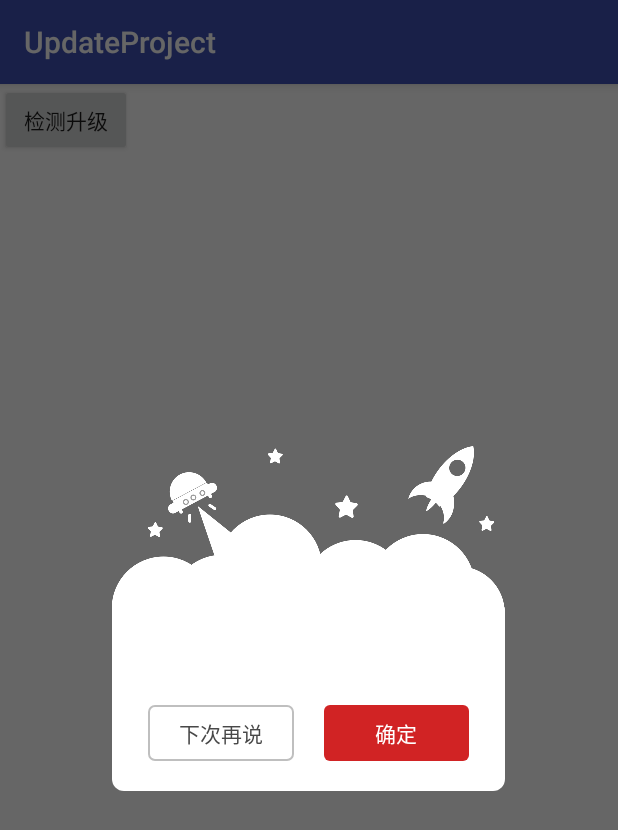
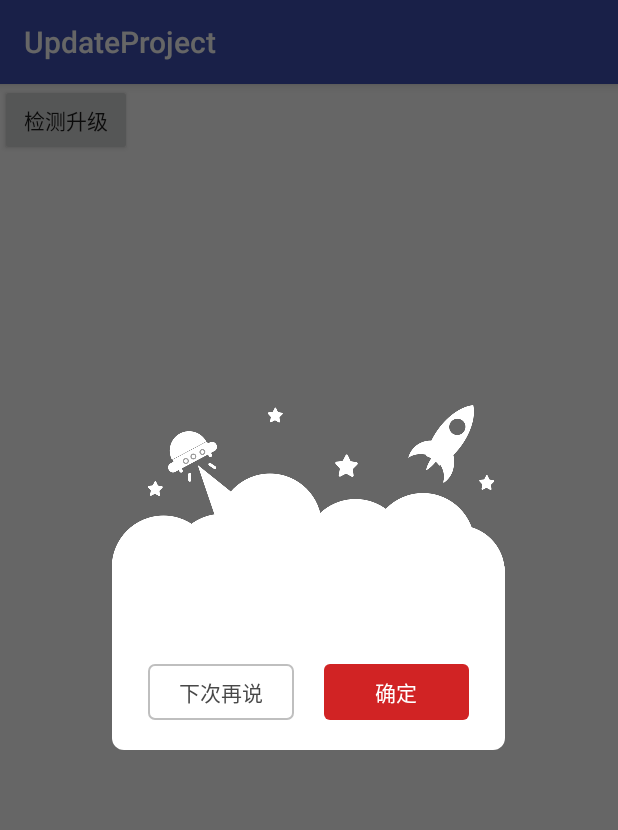
Before and after one commit to Ares2018/common-update-project, an Android app: the fragment UpdateDialogFragment placed in its activity, on a phone screen of 412 x 824 dp. Shown: the top 830 px of the screen. Run offline under Robolectric (Android 15) with nearby library versions, the phone set to English and light mode, and no system bars.

```diff
--- a/update/src/main/res/layout/fragment_update_dialog.xml
+++ b/update/src/main/res/layout/fragment_update_dialog.xml
@@ -4,6 +4,8 @@
     xmlns:tools="http://schemas.android.com/tools"
     android:layout_width="match_parent"
     android:layout_height="match_parent"
+    android:paddingTop="76dp"
+    android:paddingBottom="130dp"
     android:gravity="center">
 
     <LinearLayout
```
